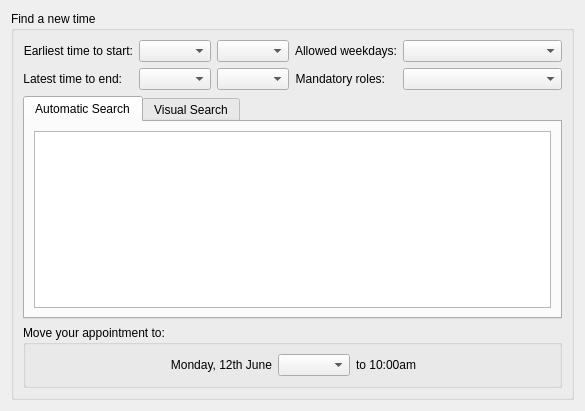
Before: the Qt Designer form incidenceeditor-ng/schedulingdialog.ui in chusopr/kdepim-ktimetracker-akonadi, drawn with Qt 5.
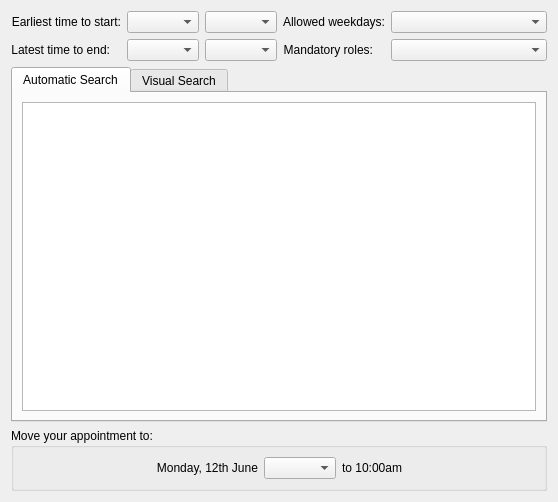
After: the same form once the commit is applied. Custom widgets are drawn as their Qt base class.

Commit message: krazy2 - Use KClass in stead of QClass where appropriate.

Diff of the .ui file:
```diff
--- a/incidenceeditor-ng/schedulingdialog.ui
+++ b/incidenceeditor-ng/schedulingdialog.ui
@@ -6,21 +6,15 @@
    <rect>
     <x>0</x>
     <y>0</y>
-    <width>585</width>
-    <height>411</height>
+    <width>558</width>
+    <height>502</height>
    </rect>
   </property>
   <property name="windowTitle">
    <string>Schedule a time</string>
   </property>
-  <layout class="QHBoxLayout" name="horizontalLayout_5">
-   <item>
-    <widget class="QGroupBox" name="groupBox">
-     <property name="title">
-      <string>Find a new time</string>
-     </property>
-     <layout class="QVBoxLayout" name="verticalLayout">
-      <item>
+  <layout class="QGridLayout" name="gridLayout_2">
+   <item row="0" column="0">
        <layout class="QHBoxLayout" name="horizontalLayout_3">
         <item>
          <layout class="QFormLayout" name="formLayout">
@@ -142,8 +136,8 @@
         </item>
        </layout>
       </item>
-      <item>
-       <widget class="QTabWidget" name="tabWidget">
+   <item row="1" column="0">
+    <widget class="KTabWidget" name="mTabWidget">
         <property name="currentIndex">
          <number>0</number>
         </property>
@@ -151,8 +145,8 @@
          <attribute name="title">
           <string>Automatic Search</string>
          </attribute>
-         <layout class="QVBoxLayout" name="verticalLayout_2">
-          <item>
+      <layout class="QGridLayout" name="gridLayout">
+       <item row="0" column="0">
            <widget class="QTableView" name="mTableView">
             <property name="alternatingRowColors">
              <bool>true</bool>
@@ -189,7 +183,7 @@
         </widget>
        </widget>
       </item>
-      <item>
+   <item row="2" column="0">
        <widget class="QGroupBox" name="mMoveApptGroupBox">
         <property name="title">
          <string>Move your appointment to:</string>
@@ -250,9 +244,6 @@
       </item>
      </layout>
     </widget>
-   </item>
-  </layout>
- </widget>
  <customwidgets>
   <customwidget>
    <class>KPIM::KTimeEdit</class>
@@ -274,6 +265,12 @@
    <extends>QComboBox</extends>
    <header>kcombobox.h</header>
   </customwidget>
+  <customwidget>
+   <class>KTabWidget</class>
+   <extends>QTabWidget</extends>
+   <header>ktabwidget.h</header>
+   <container>1</container>
+  </customwidget>
   <customwidget>
    <class>KPIM::KWeekdayCheckCombo</class>
    <extends>KPIM::KCheckComboBox</extends>
```
Lines whose indentation alone changed are shown as unchanged. The commit also changes 4 other files.
